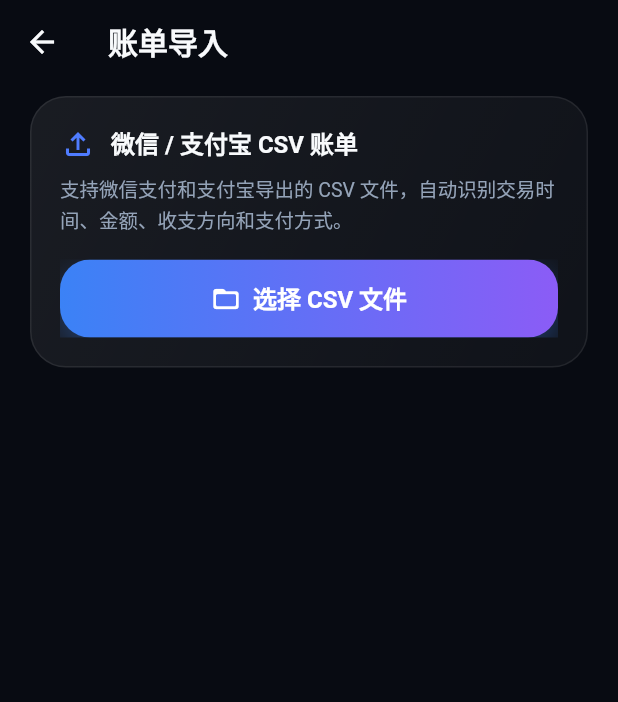
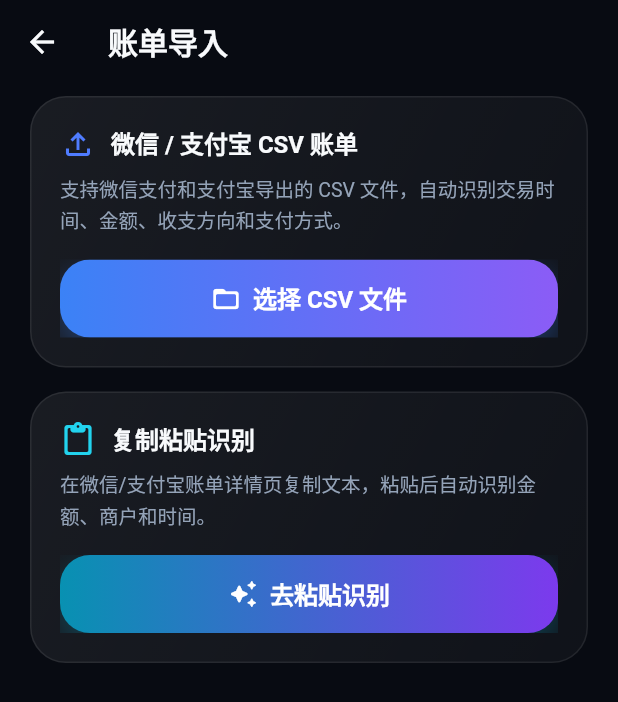
Before and after one commit to Huanghuizhi2007/finora, a Flutter app: the ImportPage screen opened directly, on a phone screen of 412 x 824 dp. Shown: the top 702 px of the screen. Run offline on Flutter 3.47's test engine with Material 3 defaults, Android fonts, the phone set to English and light mode, and no system bars; our stand-ins replace csv, file_picker, fl_chart, google_sign_in, image_picker, shared_preferences and 2 more; accounts and stored records are empty.

Commit message:
feat: paste WeChat/Alipay bill text for auto recognition

```diff
--- a/lib/core/config/app_config.dart
+++ b/lib/core/config/app_config.dart
@@ -2,7 +2,7 @@
   AppConfig._();
 
   static const String appName = 'Finora';
-  static const String appVersion = '0.1.2';
+  static const String appVersion = '0.1.3';
 
   static const String supabaseUrl = String.fromEnvironment(
     'SUPABASE_URL',
--- a/lib/data/services/csv_import_service.dart
+++ b/lib/data/services/csv_import_service.dart
@@ -102,8 +102,8 @@
       final type = direction == '收入'
           ? TransactionType.income
           : TransactionType.expense;
-      final category = _matchCategory(type, cell(productIndex), categories);
-      final account = _matchAccount(cell(paymentIndex), accounts);
+      final category = matchCategory(type, cell(productIndex), categories);
+      final account = matchAccount(cell(paymentIndex), accounts);
       final product = cell(productIndex);
       final merchant = cell(merchantIndex);
       final note = product.isNotEmpty
@@ -147,7 +147,7 @@
     return double.tryParse(cleaned);
   }
 
-  static Category _matchCategory(
+  static Category matchCategory(
     TransactionType type,
     String product,
     List<Category> categories,
@@ -185,7 +185,7 @@
     return fallback.isNotEmpty ? fallback.first : pool.first;
   }
 
-  static FinanceAccount _matchAccount(
+  static FinanceAccount matchAccount(
     String payment,
     List<FinanceAccount> accounts,
   ) {
--- a/lib/ui/import/import_page.dart
+++ b/lib/ui/import/import_page.dart
@@ -11,6 +11,7 @@
 import '../../state/finance_controller.dart';
 import '../widgets/glass_card.dart';
 import '../widgets/gradient_button.dart';
+import 'paste_import_page.dart';
 
 class ImportPage extends StatefulWidget {
   const ImportPage({super.key});
@@ -130,6 +131,56 @@
               ],
             ),
           ),
+          const SizedBox(height: 16),
+          GlassCard(
+            child: Column(
+              crossAxisAlignment: CrossAxisAlignment.start,
+              children: <Widget>[
+                const Row(
+                  children: <Widget>[
+                    Icon(
+                      Icons.content_paste_rounded,
+                      color: AppColors.cyan,
+                      size: 24,
+                    ),
+                    SizedBox(width: 10),
+                    Text(
+                      '复制粘贴识别',
+                      style: TextStyle(
+                        color: AppColors.textPrimary,
+                        fontSize: 16,
+                        fontWeight: FontWeight.w700,
+                        letterSpacing: 0,
+                      ),
+                    ),
+                  ],
+                ),
+                const SizedBox(height: 8),
+                const Text(
+                  '在微信/支付宝账单详情页复制文本，粘贴后自动识别金额、商户和时间。',
+                  style: TextStyle(
+                    color: AppColors.textMuted,
+                    fontSize: 13,
+                    height: 1.5,
+                    letterSpacing: 0,
+                  ),
+                ),
+                const SizedBox(height: 16),
+                GradientButton(
+                  label: '去粘贴识别',
+                  icon: Icons.auto_awesome_rounded,
+                  colors: const <Color>[Color(0xFF0891B2), Color(0xFF7C3AED)],
+                  onPressed: () {
+                    Navigator.of(context).push(
+                      MaterialPageRoute<void>(
+                        builder: (_) => const PasteImportPage(),
+                      ),
+                    );
+                  },
+                ),
+              ],
+            ),
+          ),
           if (_error != null) ...<Widget>[
             const SizedBox(height: 16),
             Text(
--- a/pubspec.yaml
+++ b/pubspec.yaml
@@ -1,7 +1,7 @@
 name: finora
 description: "Finora - 个人财务管理 App"
 publish_to: "none"
-version: 0.1.2+3
+version: 0.1.3+4
 
 environment:
   sdk: ">=3.5.0 <4.0.0"
```
Also changed, not shown: lib/data/services/pasted_bill_parser.dart (added, +116 -0 lines), lib/ui/import/paste_import_page.dart (added, +130 -0 lines), 1 other file.
